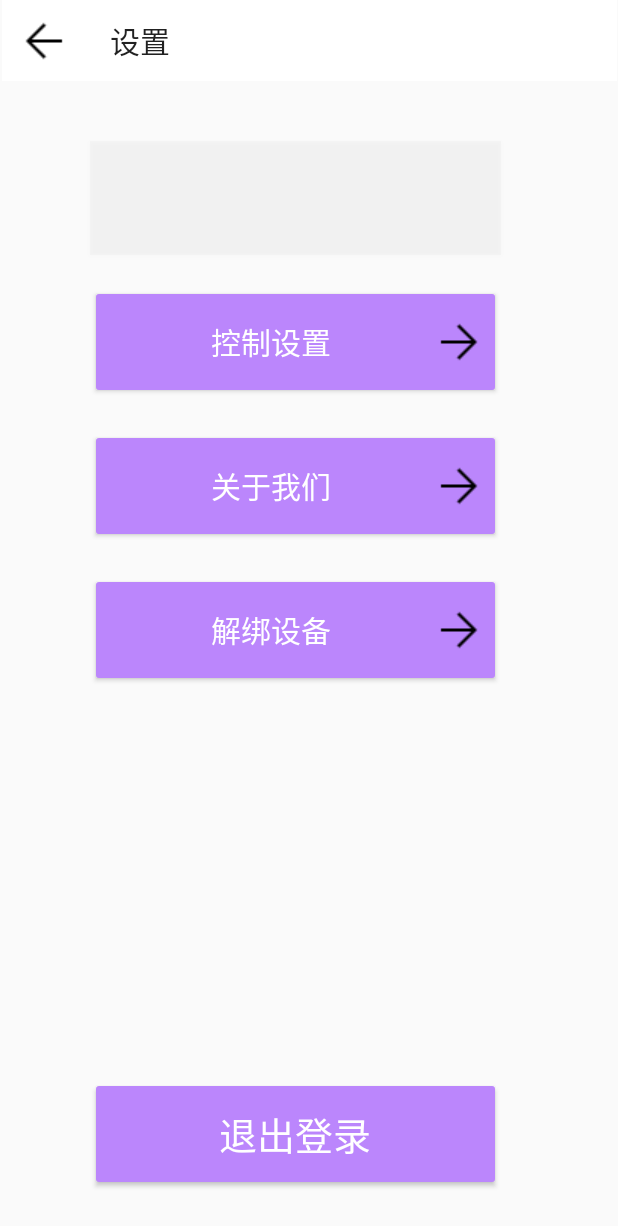
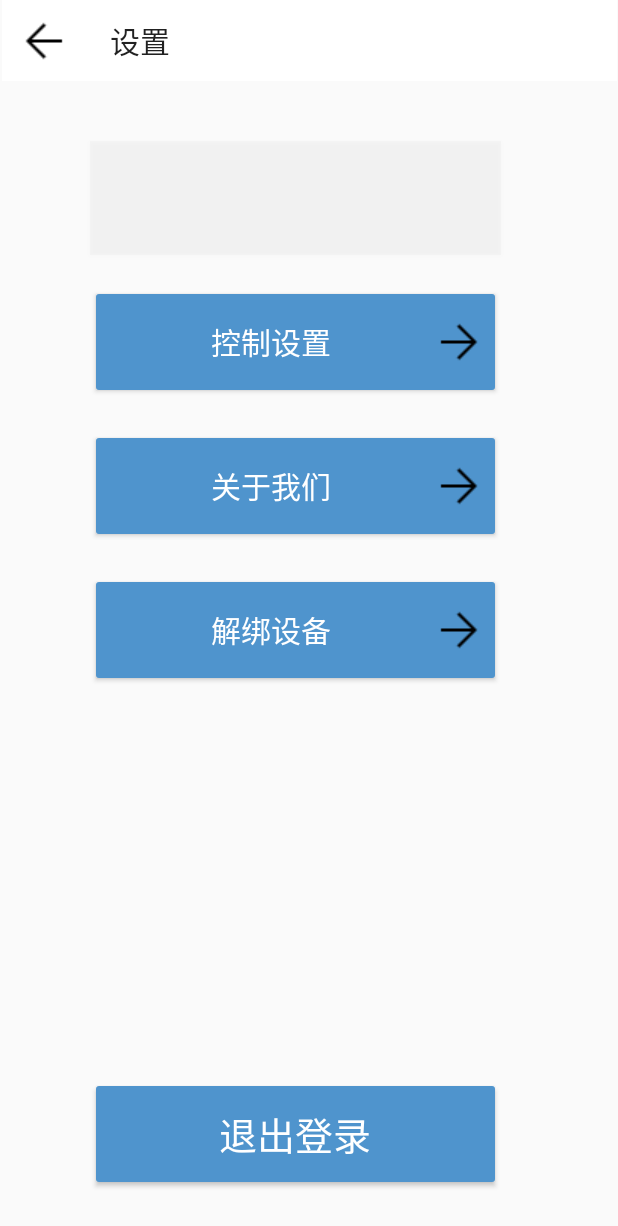
Before and after one commit to YanshanYu/HGHD, an Android app: the layout control.xml on its own in the app's theme, with its tools: preview values and no code run, on a phone screen of 412 x 824 dp. Shown: the top 1226 px of the screen. Run offline under Robolectric (Android 15) with nearby library versions, the phone set to English and light mode, and no system bars.

Commit message:
update_xl

```diff
--- a/app/src/main/res/layout/activity_main.xml
+++ b/app/src/main/res/layout/activity_main.xml
@@ -45,6 +45,7 @@
         tools:ignore="UnknownIdInLayout" />
 
     <Button
+        android:id="@+id/btn"
         android:layout_width="360dp"
         android:layout_height="204dp"
         android:layout_marginStart="25dp"
--- a/app/src/main/res/layout/control.xml
+++ b/app/src/main/res/layout/control.xml
@@ -18,7 +18,7 @@
         app:layout_constraintStart_toStartOf="parent"
         app:layout_constraintTop_toTopOf="parent"
         app:navigationIcon="@drawable/back"
-        app:title="设置" />
+        app:title="@string/setting" />
 
 
 <!--    <Switch-->
@@ -41,7 +41,7 @@
         android:text="@string/control_design"
         android:textSize="20sp"
         android:textColor="@color/white"
-        android:backgroundTint="@color/purple_200"
+        android:backgroundTint="@color/babyblue"
         android:drawableEnd="@drawable/forward"
         app:layout_constraintStart_toStartOf="parent"
         app:layout_constraintTop_toBottomOf="@+id/button18" />
@@ -67,7 +67,7 @@
         android:drawableRight="@drawable/forward"
         android:textColor="@color/white"
         android:textSize="20sp"
-        android:backgroundTint="@color/purple_200"
+        android:backgroundTint="@color/babyblue"
         app:layout_constraintStart_toStartOf="parent"
         app:layout_constraintTop_toBottomOf="@+id/button13" />
 
@@ -81,7 +81,7 @@
         android:drawableRight="@drawable/forward"
         android:textColor="@color/white"
         android:textSize="20sp"
-        android:backgroundTint="@color/purple_200"
+        android:backgroundTint="@color/babyblue"
         app:layout_constraintStart_toStartOf="parent"
         app:layout_constraintTop_toBottomOf="@+id/button14" />
 
@@ -94,7 +94,7 @@
         android:text="@string/logout"
         android:textSize="25sp"
         android:textColor="@color/white"
-        android:backgroundTint="@color/purple_200"
+        android:backgroundTint="@color/babyblue"
         app:layout_constraintBottom_toBottomOf="parent"
         app:layout_constraintStart_toStartOf="parent" />
 
--- a/app/src/main/res/layout/control_setting.xml
+++ b/app/src/main/res/layout/control_setting.xml
@@ -118,7 +118,7 @@
         android:layout_height="wrap_content"
         android:layout_marginStart="24dp"
         android:layout_marginTop="204dp"
-        android:text="@string/experiment1"
+        android:text="@string/eye_tracking_experiment"
         android:textSize="30sp"
         app:layout_constraintStart_toStartOf="parent"
         app:layout_constraintTop_toTopOf="parent" />
@@ -129,7 +129,7 @@
         android:layout_height="wrap_content"
         android:layout_marginStart="24dp"
         android:layout_marginTop="28dp"
-        android:text="@string/experiment2"
+        android:text="@string/scanner_experiment"
         android:textSize="30sp"
         app:layout_constraintStart_toStartOf="parent"
         app:layout_constraintTop_toBottomOf="@+id/textView2" />
@@ -145,7 +145,7 @@
         app:layout_constraintStart_toStartOf="parent"
         app:layout_constraintTop_toTopOf="parent"
         app:navigationIcon="@drawable/back"
-        app:title="控制设置" />
+        app:title="@string/control_design" />
 
 
 </androidx.constraintlayout.widget.ConstraintLayout>
--- a/app/src/main/res/layout/recover_video.xml
+++ b/app/src/main/res/layout/recover_video.xml
@@ -17,7 +17,7 @@
         app:layout_constraintStart_toStartOf="parent"
         app:layout_constraintTop_toTopOf="parent"
         app:navigationIcon="@drawable/back"
-        app:title="康复视频" />
+        app:title="@string/title_rehabilitation" />
 
     <VideoView
         android:id="@+id/videoView"
--- a/app/src/main/res/values/colors.xml
+++ b/app/src/main/res/values/colors.xml
@@ -8,4 +8,5 @@
     <color name="black">#FF000000</color>
     <color name="white">#FFFFFFFF</color>
     <color name="MediumPurple1">#AB82FF</color>
+    <color name="babyblue">#4F94CD</color>
 </resources>
--- a/app/src/main/res/values/strings.xml
+++ b/app/src/main/res/values/strings.xml
@@ -19,8 +19,6 @@
     <string name="logout">退出登录</string>
     <string name="frequency">频率</string>
     <string name="range">幅度</string>
-    <string name="experiment1">视追踪实验</string>
-    <string name="experiment2">扫视实验</string>
     <string name="login">登录</string>
     <string name="enter_phone_number">请输入您的手机号码...</string>
     <string name="enter_code">请输入验证码...</string>
@@ -35,4 +33,7 @@
     <string name="enter_sn">请输入您的SN号...</string>
     <string name="verify">验证</string>
     <string name="video_message">视频简介</string>
+    <string name="eye_tracking_experiment">视追踪实验</string>
+    <string name="scanner_experiment">扫视实验</string>
+    <string name="follow_head">跟随头动</string>
 </resources>
```
Also changed, not shown: app/src/main/res/layout/about_us.xml (+9 -9 lines), app/src/main/res/layout/fragment_control.xml (+5 -5 lines), app/src/main/res/layout/personal_info.xml (+4 -4 lines), app/src/main/res/layout/sn_number.xml (+6 -6 lines).
